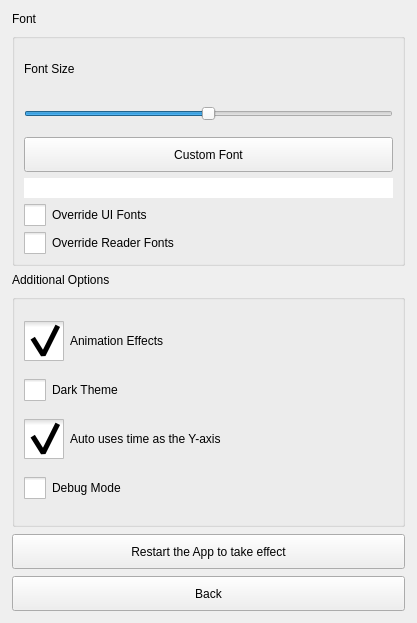
ic005k/Knot-Legacy, file src/Preferences.ui: the form before one commit.
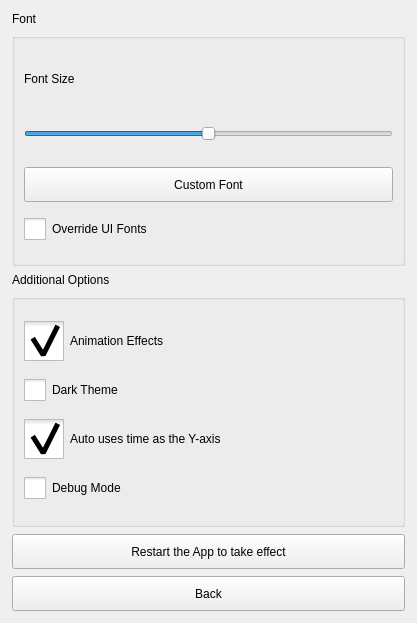
The form after the commit. Icons and pictures are not drawn.

Commit message: Redesigned the reader's font selection.

The edit to the form file:
```diff
--- a/src/Preferences.ui
+++ b/src/Preferences.ui
@@ -123,16 +123,6 @@
         </property>
        </widget>
       </item>
-      <item>
-       <widget class="QLabel" name="lblFontPath">
-        <property name="styleSheet">
-         <string notr="true">background-color: rgb(255, 255, 255);</string>
-        </property>
-        <property name="text">
-         <string/>
-        </property>
-       </widget>
-      </item>
       <item>
        <widget class="QCheckBox" name="chkUIFont">
         <property name="styleSheet">
@@ -150,23 +140,6 @@
         </property>
        </widget>
       </item>
-      <item>
-       <widget class="QCheckBox" name="chkReaderFont">
-        <property name="styleSheet">
-         <string notr="true">QCheckBox::indicator {
-    /* 选择框尺寸 */
-    width:22px;
-    height:22px;
-}</string>
-        </property>
-        <property name="text">
-         <string>Override Reader Fonts</string>
-        </property>
-        <property name="checked">
-         <bool>false</bool>
-        </property>
-       </widget>
-      </item>
      </layout>
     </widget>
    </item>
```
The commit also changes 7 other files.
